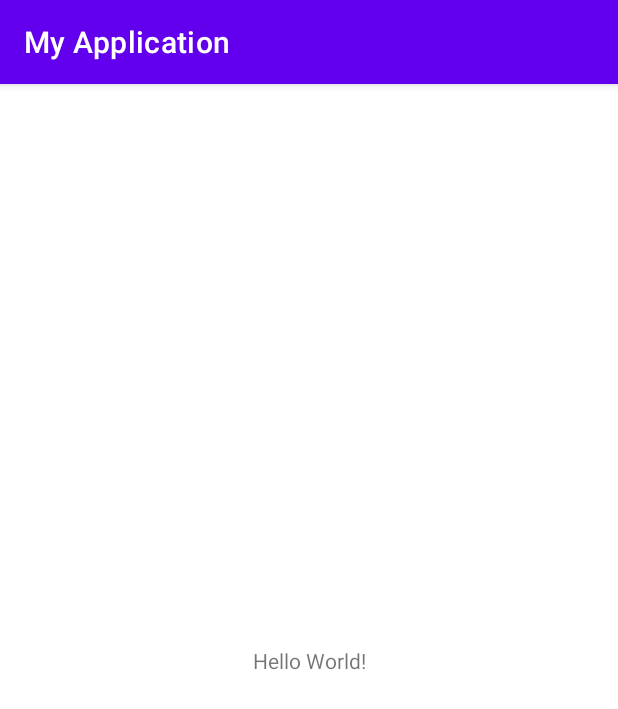
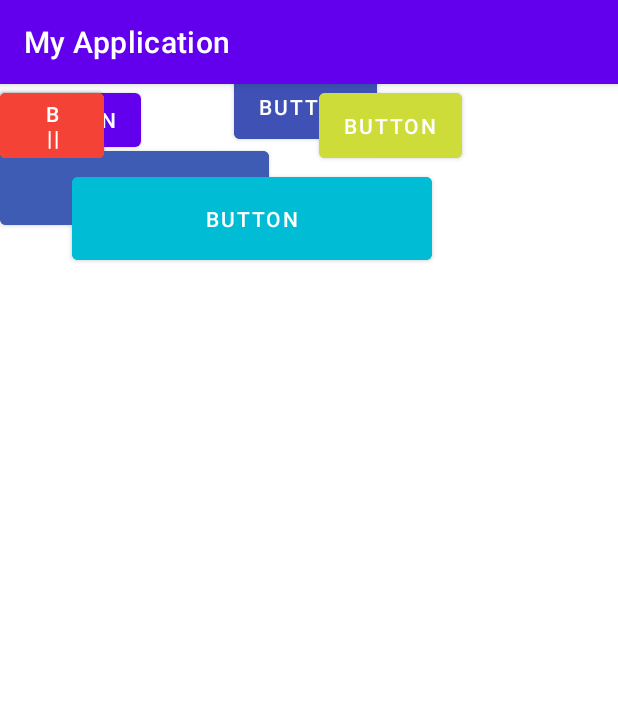
Before and after one commit to 1234dimaa/Hello, an Android app: the screen it shows after launch (MainActivity), on a phone screen of 412 x 824 dp. Shown: the top 709 px of the screen. Run offline under Robolectric (Android 15) with nearby library versions, the phone set to English and light mode, and no system bars.

```diff
--- a/app/src/main/res/layout/activity_main.xml
+++ b/app/src/main/res/layout/activity_main.xml
@@ -1,18 +1,100 @@
 <?xml version="1.0" encoding="utf-8"?>
-<androidx.constraintlayout.widget.ConstraintLayout xmlns:android="http://schemas.android.com/apk/res/android"
+<androidx.constraintlayout.widget.ConstraintLayout
+    xmlns:android="http://schemas.android.com/apk/res/android"
     xmlns:app="http://schemas.android.com/apk/res-auto"
     xmlns:tools="http://schemas.android.com/tools"
     android:layout_width="match_parent"
-    android:layout_height="match_parent"
-    tools:context=".MainActivity">
+    android:layout_height="match_parent">
 
-    <TextView
+    <Button
+        android:id="@+id/button2"
+        android:layout_width="179dp"
+        android:layout_height="61dp"
+        android:backgroundTint="#3F5CB5"
+        android:text="Button"
+        app:layout_constraintBottom_toTopOf="@+id/button3"
+        app:layout_constraintTop_toBottomOf="@+id/button"
+        app:layout_constraintVertical_bias="0.457"
+        tools:layout_editor_absoluteX="155dp" />
+
+    <Button
+        android:id="@+id/button"
+        android:layout_width="240dp"
+        android:layout_height="67dp"
+        android:layout_marginTop="56dp"
+        android:layout_marginEnd="124dp"
+        android:backgroundTint="#00BCD4"
+        android:text="Button"
+        app:layout_constraintEnd_toEndOf="parent"
+        app:layout_constraintTop_toTopOf="parent" />
+
+    <Button
+        android:id="@+id/button3"
         android:layout_width="wrap_content"
         android:layout_height="wrap_content"
-        android:text="Hello World!"
-        app:layout_constraintBottom_toBottomOf="parent"
-        app:layout_constraintLeft_toLeftOf="parent"
-        app:layout_constraintRight_toRightOf="parent"
-        app:layout_constraintTop_toTopOf="parent" />
+        android:text="Button"
+        tools:layout_editor_absoluteX="195dp"
+        tools:layout_editor_absoluteY="258dp" />
 
+    <Button
+        android:id="@+id/button4"
+        android:layout_width="100dp"
+        android:layout_height="44dp"
+        android:layout_marginStart="96dp"
+        android:layout_marginBottom="48dp"
+        android:background="#009688"
+        android:backgroundTint="#009688"
+        android:text="Button"
+        app:layout_constraintBottom_toTopOf="@+id/button7"
+        app:layout_constraintStart_toStartOf="parent" />
+
+    <Button
+        android:id="@+id/button5"
+        android:layout_width="95dp"
+        android:layout_height="55dp"
+        android:backgroundTint="#3F51B5"
+        android:text="Button"
+        app:layout_constraintBottom_toTopOf="@+id/button8"
+        app:layout_constraintEnd_toEndOf="parent"
+        app:layout_constraintHorizontal_bias="0.492"
+        app:layout_constraintStart_toStartOf="parent"
+        app:layout_constraintTop_toBottomOf="@+id/button3"
+        app:layout_constraintVertical_bias="0.595" />
+
+    <Button
+        android:id="@+id/button6"
+        android:layout_width="95dp"
+        android:layout_height="55dp"
+        android:layout_marginEnd="104dp"
+        android:backgroundTint="#CDDC39"
+        android:text="Button"
+        app:layout_constraintEnd_toEndOf="parent"
+        tools:layout_editor_absoluteY="365dp" />
+
+    <Button
+        android:id="@+id/button7"
+        android:layout_width="69dp"
+        android:layout_height="55dp"
+        android:backgroundTint="#FF9800"
+        android:text="B         ||"
+        tools:layout_editor_absoluteX="141dp"
+        tools:layout_editor_absoluteY="461dp" />
+
+    <Button
+        android:id="@+id/button8"
+        android:layout_width="69dp"
+        android:layout_height="55dp"
+        android:backgroundTint="#FF5722"
+        android:text="B       ||"
+        tools:layout_editor_absoluteX="210dp"
+        tools:layout_editor_absoluteY="461dp" />
+
+    <Button
+        android:id="@+id/button9"
+        android:layout_width="69dp"
+        android:layout_height="55dp"
+        android:backgroundTint="#F44336"
+        android:text="B       ||"
+        tools:layout_editor_absoluteX="279dp"
+        tools:layout_editor_absoluteY="461dp" />
 </androidx.constraintlayout.widget.ConstraintLayout>
```
